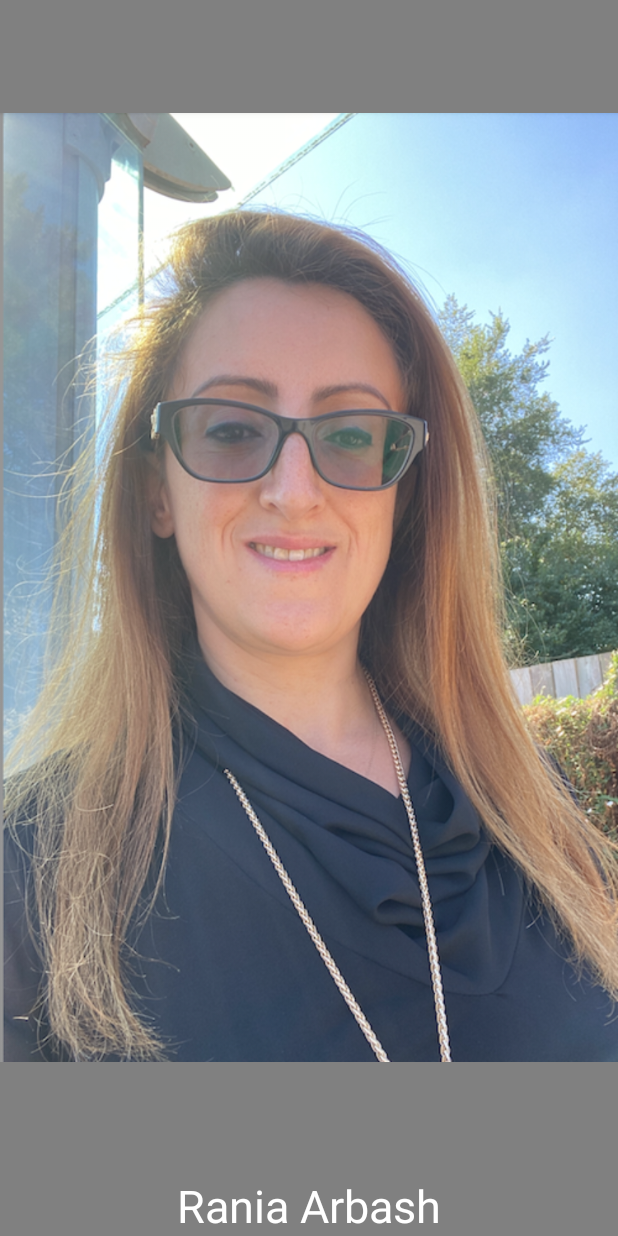
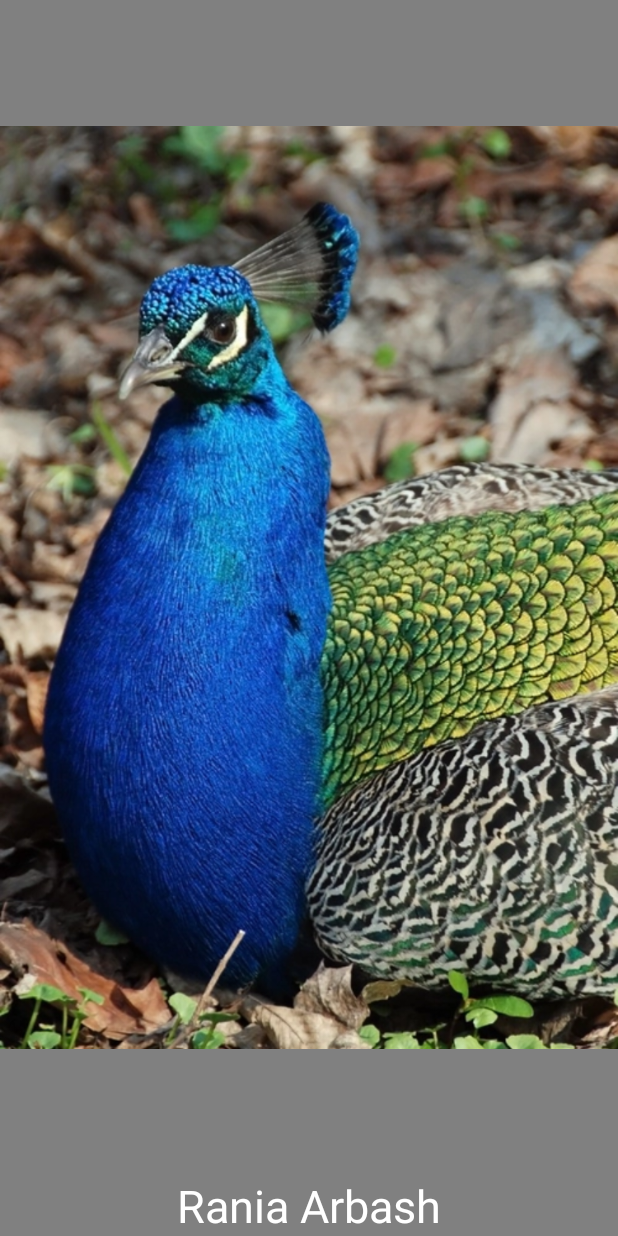
Before and after one commit to YWCA-F24-W25/YWCAF24-W25, an Android app: the layout activity_main.xml on its own in the app's theme, with its tools: preview values and no code run, on a phone screen of 412 x 824 dp. Run offline under Robolectric (Android 15) with nearby library versions, the phone set to English and light mode, and no system bars.

Commit message:
Dec 10 - V1

```diff
--- a/Dec9Project/app/src/main/res/layout/activity_main.xml
+++ b/Dec9Project/app/src/main/res/layout/activity_main.xml
@@ -14,7 +14,7 @@
         android:id="@+id/imageView"
         android:layout_width="wrap_content"
         android:layout_height="wrap_content"
-        tools:srcCompat="@drawable/mypic"
+        tools:srcCompat="@drawable/pic"
         android:layout_gravity="center"
         android:layout_weight="2"
         />
```
Also changed, not shown: Dec9Project/app/src/main/res/drawable/mypic.png (deleted).
